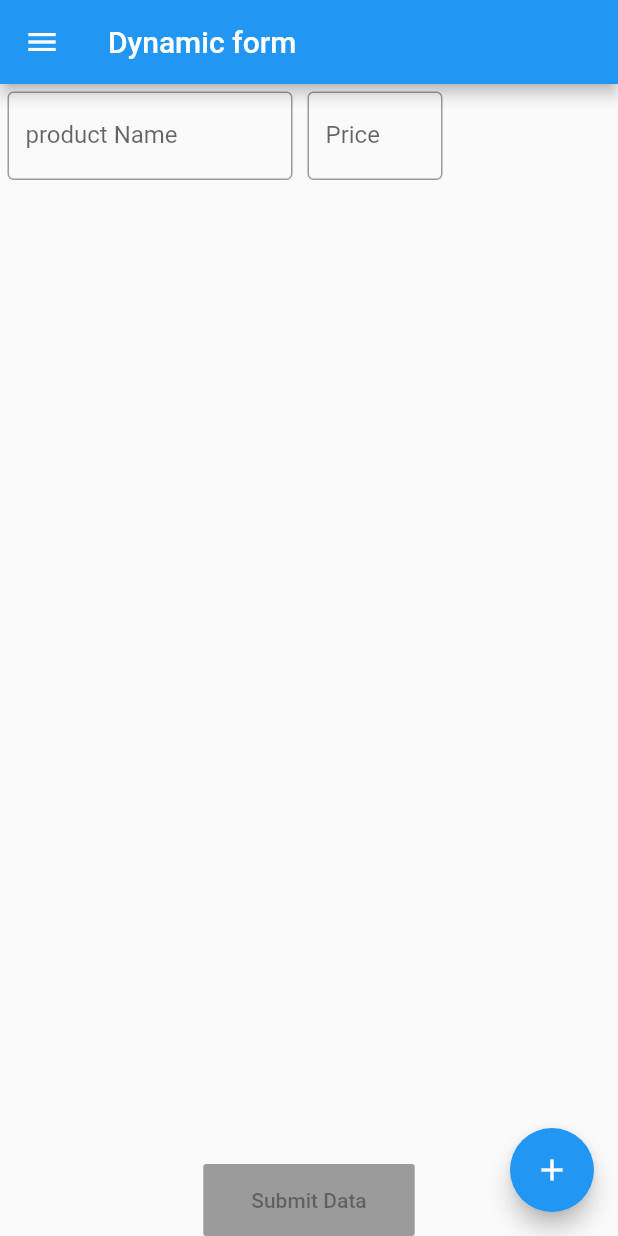
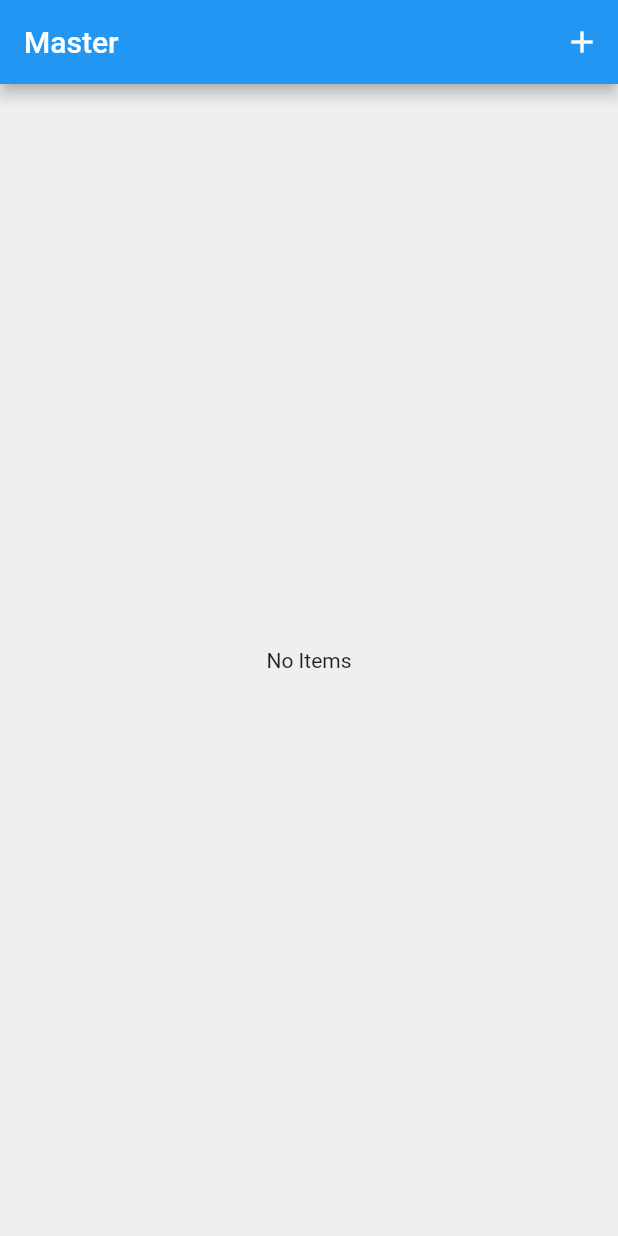
Before and after one commit to flutterpg1/flutter-demo, a Flutter app: the screen it shows after launch, after a tap on the "add" icon, on a phone screen of 412 x 824 dp. Run offline on Flutter 3.47's test engine with Material 2 defaults, Android fonts, the phone set to English and light mode, and no system bars; our stand-ins replace equatable, flutter_bloc.

Commit message:
Master details

```diff
--- /dev/null
+++ b/lib/bloc/bloc.dart
@@ -0,0 +1,3 @@
+export 'master_detail_bloc.dart';
+export 'master_detail_event.dart';
+export 'master_detail_state.dart';
--- /dev/null
+++ b/lib/bloc/master_detail_bloc.dart
@@ -0,0 +1,35 @@
+import 'dart:async';
+
+import 'package:flutter_bloc/flutter_bloc.dart';
+import 'package:master_detail/data/item.dart';
+
+import 'bloc.dart';
+
+class MasterDetailBloc extends Bloc<MasterDetailEvent, MasterDetailState> {
+  List<Item> _items = [];
+  Item _selected;
+
+  @override
+  MasterDetailState get initialState => LoadingItemsState();
+
+  @override
+  Stream<MasterDetailState> mapEventToState(
+    MasterDetailEvent event,
+  ) async* {
+    if (event is AddItemEvent) {
+      _items.add(event.element);
+    } else if (event is SelectItemEvent) {
+      _selected = event.selected;
+    }
+    yield* _loadItems();
+  }
+
+  Stream<MasterDetailState> _loadItems() async* {
+    if (_items.isEmpty) {
+      yield NoItemsState();
+    } else {
+      final newState = LoadedItemsState([..._items], Item.fromItem(_selected));
+      yield newState;
+    }
+  }
+}
--- /dev/null
+++ b/lib/bloc/master_detail_event.dart
@@ -0,0 +1,29 @@
+import 'package:equatable/equatable.dart';
+import 'package:master_detail/data/item.dart';
+
+abstract class MasterDetailEvent extends Equatable {
+  const MasterDetailEvent();
+}
+
+class LoadItemsEvent extends MasterDetailEvent {
+  @override
+  List<Object> get props => [];
+}
+
+class AddItemEvent extends MasterDetailEvent {
+  final Item element;
+
+  AddItemEvent(this.element);
+
+  @override
+  List<Object> get props => [element];
+}
+
+class SelectItemEvent extends MasterDetailEvent {
+  final Item selected;
+
+  SelectItemEvent(this.selected);
+
+  @override
+  List<Object> get props => [selected];
+}
--- /dev/null
+++ b/lib/bloc/master_detail_state.dart
@@ -0,0 +1,26 @@
+import 'package:equatable/equatable.dart';
+import 'package:master_detail/data/item.dart';
+
+abstract class MasterDetailState extends Equatable {
+  const MasterDetailState();
+}
+
+class LoadingItemsState extends MasterDetailState {
+  @override
+  List<Object> get props => [];
+}
+
+class NoItemsState extends MasterDetailState {
+  @override
+  List<Object> get props => [];
+}
+
+class LoadedItemsState extends MasterDetailState {
+  final List<Item> elements;
+  final Item selectedElement;
+
+  LoadedItemsState(this.elements, this.selectedElement);
+
+  @override
+  List<Object> get props => [selectedElement, ...elements];
+}
--- /dev/null
+++ b/lib/data/item.dart
@@ -0,0 +1,19 @@
+import 'package:equatable/equatable.dart';
+
+class Item extends Equatable {
+  final String name;
+  final String detail;
+
+  Item(this.name, this.detail);
+
+  factory Item.fromItem(Item item){
+    if (item == null){
+      return null;
+    } else {
+      return Item(item.name, item.detail);
+    }
+  }
+
+  @override
+  List<Object> get props => [name, detail];
+}
--- a/lib/dynamicWidget.dart
+++ /dev/null
@@ -1,47 +0,0 @@
-import 'package:flutter/cupertino.dart';
-import 'package:flutter/material.dart';
-
-class DynamicWidget extends StatelessWidget {
- final TextEditingController product = new TextEditingController();
- final  TextEditingController Price = new TextEditingController();
-
-  @override
-  Widget build(BuildContext context) {
-
-    return Container(
-//      margin: new EdgeInsets.all(8.0),
-        child:ListBody(
-        children: <Widget>[
-          Row(
-            children: <Widget>[
-              Container(
-                width: 200,
-                padding: EdgeInsets.fromLTRB(5, 5, 5, 0),
-                  child: new TextFormField(
-                  controller: product,
-                    decoration: const InputDecoration(
-                        labelText: 'product Name',
-                        border: OutlineInputBorder()
-                  ),
-                ),
-              ),
-              Container(
-                width: 100,
-                padding: EdgeInsets.fromLTRB(5, 5, 5, 0),
-                  child: new TextFormField(
-                  controller: Price,
-                    decoration: const InputDecoration(
-                        labelText: 'Price',
-                        border: OutlineInputBorder()
-                  ),
-                  keyboardType: TextInputType.number,
-                ),
-              )
-            ],
-          )
-        ],
-      ),
-    );
-  }
-
-}
--- a/lib/main.dart
+++ b/lib/main.dart
@@ -1,196 +1,16 @@
-import 'package:flutter/cupertino.dart';
 import 'package:flutter/material.dart';
-import 'dynamicWidget.dart';
+import 'package:flutter_bloc/flutter_bloc.dart';
+import 'package:master_detail/bloc/bloc.dart';
+import 'package:master_detail/ui/home_page.dart';
 
-void main() {
-  runApp(SampleApp());
-}
+void main() => runApp(MyApp());
 
-class SampleApp extends StatelessWidget {
-  // This widget is the root of your application.
+class MyApp extends StatelessWidget {
   @override
   Widget build(BuildContext context) {
-    return MaterialApp(
-      title: 'Sample App',
-      theme: ThemeData(
-        primarySwatch: Colors.blue,
-      ),
-      home: SampleAppPage(),
+    return BlocProvider(
+      create: (context) => MasterDetailBloc(),
+      child: MaterialApp(home: HomePage()),
     );
   }
 }
-
-class SampleAppPage extends StatefulWidget {
-  SampleAppPage({Key key}) : super(key: key);
-
-  @override
-  _SampleAppPageState createState() => _SampleAppPageState();
-}
-
-class _SampleAppPageState extends State<SampleAppPage> {
-  List<DynamicWidget> dynamicList = [];
-
-  List<String> price = [];
-
-  List<String> Product = [];
-  addDynamic() {
-    // if (Product.length != 0) {
-    //   floatingIcon = new Icon(Icons.add);
-    // }
-    setState(() {});
-    if (dynamicList.length >= 10) {
-      return;
-    }
-    dynamicList.add(new DynamicWidget());
-  }
-  submitData() {
-    // floatingIcon = new Icon(Icons.arrow_back);
-    Product = [];
-    price = [];
-    dynamicList.forEach((widget) => Product.add(widget.product.text));
-    dynamicList.forEach((widget) => price.add(widget.Price.text));
-    setState(() {});
-    print(Product.length);
-    // sendData();
-  }
-
-  Widget submitButton = new Container(
-    child: new RaisedButton(
-      // onPressed:submitData,
-      child: new Padding(
-        padding: new EdgeInsets.all(16.0),
-        child: new Text('Submit Data'),
-      ),
-    ),
-  );
-  @override
-  Widget build(BuildContext context) {
-    Widget dynamicTextField = new Flexible(
-      flex: 2,
-      child: new ListView.builder(
-        itemCount: dynamicList.length,
-        itemBuilder: (_, index) => dynamicList[index],
-      ),
-    );
-    Widget result = new Flexible(
-        flex: 1,
-        child: new Card(
-          child: ListView.builder(
-            itemCount: Product.length,
-            itemBuilder: (_, index) {
-              return new Padding(
-                padding: new EdgeInsets.all(10.0),
-                child: new Column(
-                  crossAxisAlignment: CrossAxisAlignment.start,
-                  children: <Widget>[
-                    new Container(
-                      margin: new EdgeInsets.only(left: 10.0),
-                      child: new Text(
-                          "${index + 1} : ${Product[index]}                       ${price[index]}"),
-                    ),
-                    new Divider()
-                  ],
-                ),
-              );
-            },
-          ),
-        ));
-    return new Scaffold(
-      appBar: AppBar(title: Text('Dynamic form')),
-      drawer: Drawer(child: Text('dr'),),
-        body: new Container(
-          child: new Column(children: <Widget>[
-            Product.length == 0 ? dynamicTextField : result,
-            Product.length == 0 ? submitButton : new Container(),
-          ]),
-        ),
-        floatingActionButton: new FloatingActionButton(
-            onPressed: addDynamic, child: new Icon(Icons.add)));
-  }
-}
-
-class MyApp extends StatelessWidget {
-  // This widget is the root of your application.
-  @override
-  Widget build(BuildContext context) {
-    return MaterialApp(
-      title: 'Fluttereee Demo 123ss',
-      theme: ThemeData(
-        primarySwatch: Colors.green,
-        visualDensity: VisualDensity.adaptivePlatformDensity,
-      ),
-      home: MyHomePage(title: 'Flutter11 Demo Home Page'),
-    );
-  }
-}
-
-class MyHomePage extends StatefulWidget {
-  MyHomePage({Key key, this.title}) : super(key: key);
-  final String title;
-
-  @override
-  _MyHomePageState createState() => _MyHomePageState();
-}
-
-class _MyHomePageState extends State<MyHomePage> {
-  int _counter = 0;
-
-  void _incrementCounter() {
-    setState(() {
-      _counter++;
-    });
-  }
-
-  final _formKey = GlobalKey<FormState>();
-  @override
-  Widget build(BuildContext context) {
-    return Scaffold(
-      appBar: AppBar(
-        // Here we take the value from the MyHomePage object that was created by
-        // the App.build method, and use it to set our appbar title.
-        title: Text(widget.title),
-      ),
-      body: Center(
-        child: Column(mainAxisAlignment: MainAxisAlignment.start, children: [
-          Form(
-            key: _formKey,
-            child: Column(
-              crossAxisAlignment: CrossAxisAlignment.start,
-              children: <Widget>[
-                TextFormField(
-                  decoration: const InputDecoration(
-                    hintText: 'Enter your email',
-                  ),
-                  validator: (value) {
-                    if (value.isEmpty) {
-                      return 'Please enter some text';
-                    }
-                    return null;
-                  },
-                ),
-                Padding(
-                  padding: const EdgeInsets.symmetric(vertical: 16.0),
-                  child: ElevatedButton(
-                    onPressed: () {
-                      // Validate will return true if the form is valid, or false if
-                      // the form is invalid.
-                      if (_formKey.currentState.validate()) {
-                        // Process data.
-                      }
-                    },
-                    child: Text('Submit'),
-                  ),
-                ),
-              ],
-            ),
-          )
-        ]),
-      ),
-      floatingActionButton: FloatingActionButton(
-        onPressed: _incrementCounter,
-        tooltip: 'Increment',
-        child: Icon(Icons.add),
-      ), // This trailing comma makes auto-formatting nicer for build methods.
-    );
-  }
-}
--- /dev/null
+++ b/lib/ui/home_page.dart
@@ -0,0 +1,37 @@
+import 'package:flutter/material.dart';
+import 'package:master_detail/ui/detail.dart';
+import 'package:master_detail/ui/master.dart';
+
+class HomePage extends StatelessWidget {
+  @override
+  Widget build(BuildContext context) {
+    return LayoutBuilder(
+      builder: (context, constraints) {
+        if (constraints.maxWidth > 768) {
+          return _TabletHomePage();
+        } else {
+          return _MobileHomePage();
+        }
+      },
+    );
+  }
+}
+
+class _MobileHomePage extends StatelessWidget {
+  @override
+  Widget build(BuildContext context) {
+    return Master();
+  }
+}
+
+class _TabletHomePage extends StatelessWidget {
+  @override
+  Widget build(BuildContext context) {
+    return Column(
+      children: <Widget>[
+        Container(width: 300, child: Master()),
+        Expanded(child: Detail())
+      ],
+    );
+  }
+}
--- /dev/null
+++ b/lib/ui/master.dart
@@ -0,0 +1,75 @@
+import 'package:flutter/material.dart';
+import 'package:flutter_bloc/flutter_bloc.dart';
+import 'package:master_detail/bloc/bloc.dart';
+import 'package:master_detail/data/item.dart';
+import 'package:master_detail/ui/detail.dart';
+
+class Master extends StatefulWidget {
+  @override
+  _MasterState createState() => _MasterState();
+}
+
+class _MasterState extends State<Master> {
+  int elementCount = 0;
+  MasterDetailBloc _bloc;
+
+  @override
+  void initState() {
+    super.initState();
+    _bloc = BlocProvider.of(context);
+    _bloc.add(LoadItemsEvent());
+  }
+
+  @override
+  Widget build(BuildContext context) {
+    return Scaffold(
+      appBar: AppBar(
+        title: Text("Master"),
+        actions: <Widget>[
+          IconButton(icon: Icon(Icons.add), onPressed: _addItem)
+        ],
+      ),
+      backgroundColor: Color(0xffefefef),
+      body: BlocBuilder(
+        bloc: _bloc,
+        builder: (context, state) {
+          if (state is LoadingItemsState) {
+            return Center(child: CircularProgressIndicator());
+          } else if (state is NoItemsState) {
+            return Center(child: Text("No Items"));
+          } else if (state is LoadedItemsState) {
+            return ListView.builder(
+              itemCount: state.elements.length,
+              itemBuilder: (context, index) {
+                final item = state.elements[index];
+                return ListTile(
+                  title: Text(item.name),
+                  selected: item == state.selectedElement,
+                  onTap: () => _selectItem(context, item),
+                );
+              },
+            );
+          }
+          throw Exception("unexpected state $state");
+        },
+      ),
+    );
+  }
+
+  _addItem() {
+    final newItem = Item(
+      "name $elementCount",
+      "This is the detail for element $elementCount",
+    );
+    _bloc.add(AddItemEvent(newItem));
+    elementCount++;
+  }
+
+  _selectItem(BuildContext context, Item item) {
+    _bloc.add(SelectItemEvent(item));
+    if (MediaQuery.of(context).size.shortestSide < 768) {
+      final route = MaterialPageRoute(builder: (context) => Detail());
+      Navigator.push(context, route);
+    }
+  }
+}
```
Also changed, not shown: lib/ui/detail.dart (added, +39 -0 lines), pubspec.yaml (+5 -68 lines), 1 other file.
